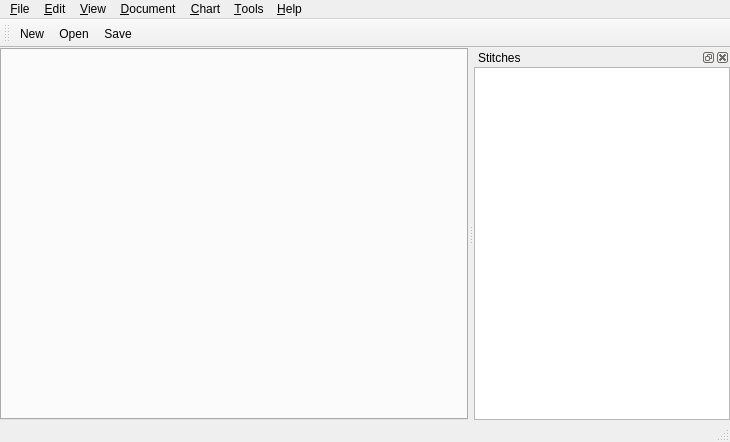
iPenguin/CrochetCharts, file src/mainwindow.ui: the form before one commit.
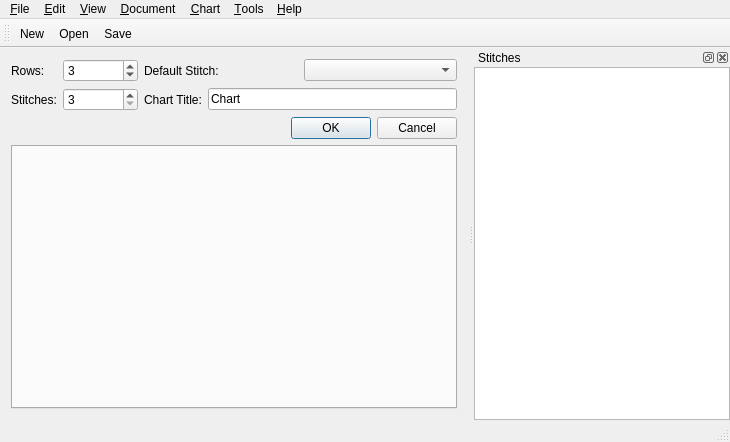
The form after the commit. Icons and pictures are not drawn.

Commit message:
Moved the "New Document" dialog into a in-window dialog.
Made the Open/New a little smarter if there is no pattern in the current window.

```diff
--- a/src/mainwindow.ui
+++ b/src/mainwindow.ui
@@ -18,10 +18,127 @@
     <normaloff>:/images/crochet_icon.png</normaloff>:/images/crochet_icon.png</iconset>
   </property>
   <widget class="QWidget" name="centralWidget">
-   <layout class="QHBoxLayout" name="horizontalLayout">
-    <property name="margin">
-     <number>0</number>
-    </property>
+   <layout class="QVBoxLayout" name="verticalLayout_2">
+    <item>
+     <widget class="QWidget" name="newDocument" native="true">
+      <layout class="QGridLayout" name="gridLayout">
+       <property name="margin">
+        <number>0</number>
+       </property>
+       <item row="0" column="0">
+        <layout class="QHBoxLayout" name="horizontalLayout">
+         <item>
+          <widget class="QLabel" name="label">
+           <property name="text">
+            <string>Rows:</string>
+           </property>
+           <property name="buddy">
+            <cstring>rows</cstring>
+           </property>
+          </widget>
+         </item>
+         <item>
+          <widget class="QSpinBox" name="rows">
+           <property name="minimumSize">
+            <size>
+             <width>75</width>
+             <height>0</height>
+            </size>
+           </property>
+           <property name="minimum">
+            <number>1</number>
+           </property>
+           <property name="value">
+            <number>3</number>
+           </property>
+          </widget>
+         </item>
+        </layout>
+       </item>
+       <item row="0" column="1">
+        <layout class="QHBoxLayout" name="horizontalLayout_3">
+         <item>
+          <widget class="QLabel" name="label_3">
+           <property name="text">
+            <string>Default Stitch:</string>
+           </property>
+           <property name="buddy">
+            <cstring>defaultStitch</cstring>
+           </property>
+          </widget>
+         </item>
+         <item>
+          <widget class="QComboBox" name="defaultStitch"/>
+         </item>
+        </layout>
+       </item>
+       <item row="2" column="0" colspan="2">
+        <widget class="QDialogButtonBox" name="newDocBttnBox">
+         <property name="orientation">
+          <enum>Qt::Horizontal</enum>
+         </property>
+         <property name="standardButtons">
+          <set>QDialogButtonBox::Cancel|QDialogButtonBox::Ok</set>
+         </property>
+        </widget>
+       </item>
+       <item row="1" column="0">
+        <layout class="QHBoxLayout" name="horizontalLayout_2">
+         <item>
+          <widget class="QLabel" name="label_2">
+           <property name="text">
+            <string>Stitches:</string>
+           </property>
+           <property name="buddy">
+            <cstring>stitches</cstring>
+           </property>
+          </widget>
+         </item>
+         <item>
+          <widget class="QSpinBox" name="stitches">
+           <property name="sizePolicy">
+            <sizepolicy hsizetype="Minimum" vsizetype="Fixed">
+             <horstretch>0</horstretch>
+             <verstretch>0</verstretch>
+            </sizepolicy>
+           </property>
+           <property name="minimumSize">
+            <size>
+             <width>75</width>
+             <height>0</height>
+            </size>
+           </property>
+           <property name="minimum">
+            <number>3</number>
+           </property>
+          </widget>
+         </item>
+        </layout>
+       </item>
+       <item row="1" column="1">
+        <layout class="QHBoxLayout" name="horizontalLayout_4">
+         <item>
+          <widget class="QLabel" name="label_4">
+           <property name="text">
+            <string>Chart Title:</string>
+           </property>
+           <property name="buddy">
+            <cstring>chartTitle</cstring>
+           </property>
+          </widget>
+         </item>
+         <item>
+          <widget class="QLineEdit" name="chartTitle">
+           <property name="text">
+            <string>Chart</string>
+           </property>
+          </widget>
+         </item>
+        </layout>
+       </item>
+      </layout>
+     </widget>
+    </item>
     <item>
      <widget class="QTabWidget" name="tabWidget">
       <property name="currentIndex">
```
The commit also changes 4 other files.
